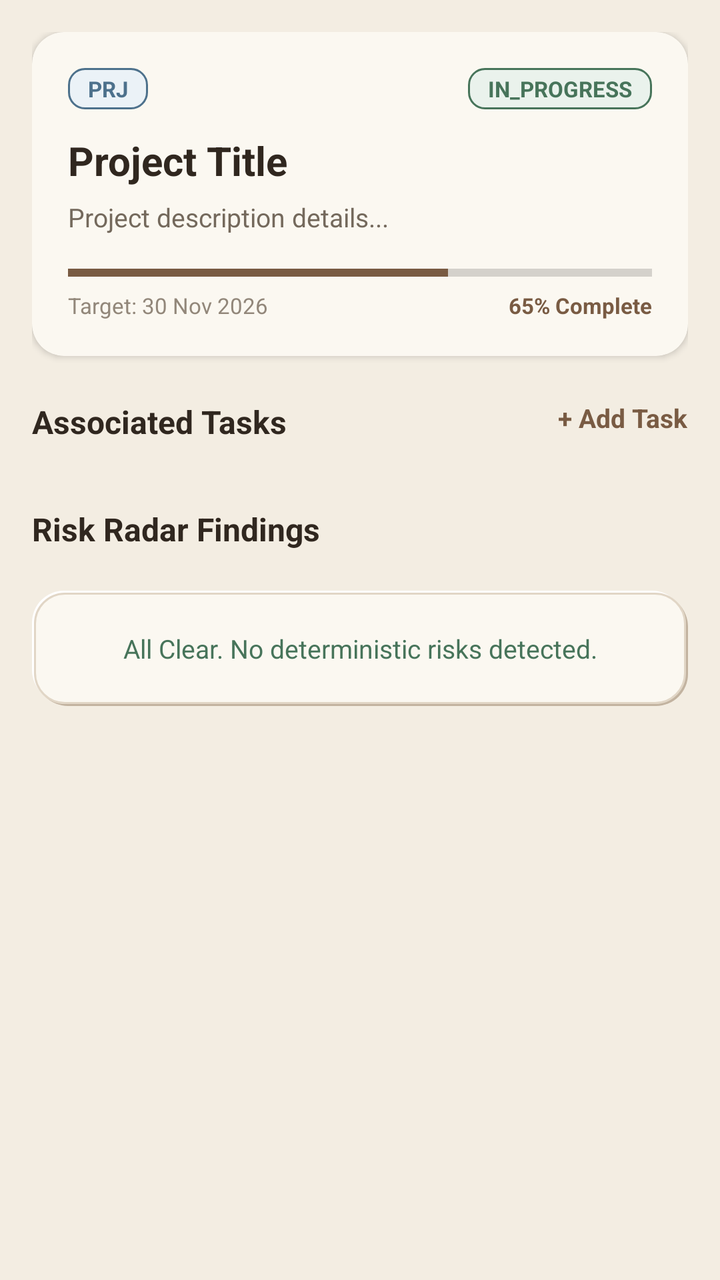
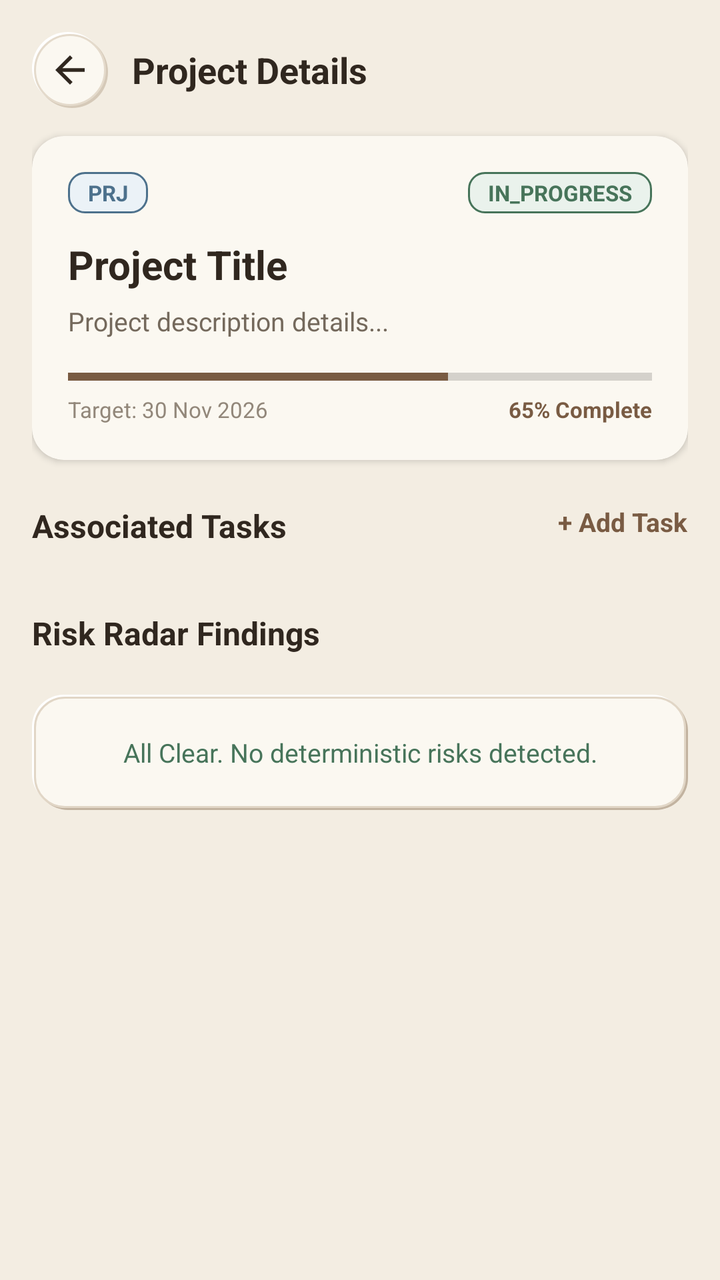

The first picture is an Android layout as it rendered before a commit; the second is the same layout after the commit. The layout source and the unified diff follow.
<!-- AndroidManifest.xml: application theme Theme.ProjectFlow -->
<!-- res/layout/activity_project_details.xml -->
<?xml version="1.0" encoding="utf-8"?>
<androidx.coordinatorlayout.widget.CoordinatorLayout xmlns:android="http://schemas.android.com/apk/res/android"
    xmlns:app="http://schemas.android.com/apk/res-auto"
    android:layout_width="match_parent"
    android:layout_height="match_parent"
    android:background="@color/earth_bg">

    <ScrollView
        android:layout_width="match_parent"
        android:layout_height="match_parent"
        android:fillViewport="true">

        <LinearLayout
            android:layout_width="match_parent"
            android:layout_height="wrap_content"
            android:orientation="vertical"
            android:padding="16dp">

            
            <androidx.cardview.widget.CardView
                android:layout_width="match_parent"
                android:layout_height="wrap_content"
                app:cardBackgroundColor="@color/earth_surface"
                app:cardCornerRadius="16dp"
                app:cardElevation="2dp">

                <LinearLayout
                    android:layout_width="match_parent"
                    android:layout_height="wrap_content"
                    android:orientation="vertical"
                    android:padding="18dp">

                    <RelativeLayout
                        android:layout_width="match_parent"
                        android:layout_height="wrap_content">

                        <TextView
                            android:id="@+id/tvProjectCode"
                            android:layout_width="wrap_content"
                            android:layout_height="wrap_content"
                            android:background="@drawable/bg_badge_info"
                            android:paddingHorizontal="10dp"
                            android:paddingVertical="3dp"
                            android:text="PRJ"
                            android:textColor="@color/earth_info"
                            android:textSize="11sp"
                            android:textStyle="bold" />

                        <TextView
                            android:id="@+id/tvProjectStatus"
                            android:layout_width="wrap_content"
                            android:layout_height="wrap_content"
                            android:layout_alignParentEnd="true"
                            android:background="@drawable/bg_badge_success"
                            android:paddingHorizontal="10dp"
                            android:paddingVertical="3dp"
                            android:text="IN_PROGRESS"
                            android:textColor="@color/earth_success"
                            android:textSize="11sp"
                            android:textStyle="bold" />
                    </RelativeLayout>

                    <TextView
                        android:id="@+id/tvProjectName"
                        android:layout_width="wrap_content"
                        android:layout_height="wrap_content"
                        android:layout_marginTop="12dp"
                        android:text="Project Title"
                        android:textColor="@color/text_main"
                        android:textSize="20sp"
                        android:textStyle="bold" />

                    <TextView
                        android:id="@+id/tvProjectDesc"
                        android:layout_width="wrap_content"
                        android:layout_height="wrap_content"
                        android:layout_marginTop="6dp"
                        android:text="Project description details..."
                        android:textColor="@color/text_secondary"
                        android:textSize="13sp" />

                    <ProgressBar
                        android:id="@+id/pbProjectProgress"
                        style="?android:attr/progressBarStyleHorizontal"
                        android:layout_width="match_parent"
                        android:layout_height="6dp"
                        android:layout_marginTop="16dp"
                        android:progress="65"
                        android:progressTint="@color/primary_earth" />

                    <RelativeLayout
                        android:layout_width="match_parent"
                        android:layout_height="wrap_content"
                        android:layout_marginTop="6dp">

                        <TextView
                            android:id="@+id/tvTargetDate"
                            android:layout_width="wrap_content"
                            android:layout_height="wrap_content"
                            android:text="Target: 30 Nov 2026"
                            android:textColor="@color/text_muted"
                            android:textSize="11sp" />

                        <TextView
                            android:id="@+id/tvProgressPercent"
                            android:layout_width="wrap_content"
                            android:layout_height="wrap_content"
                            android:layout_alignParentEnd="true"
                            android:text="65% Complete"
                            android:textColor="@color/primary_earth"
                            android:textSize="11sp"
                            android:textStyle="bold" />
                    </RelativeLayout>

                </LinearLayout>
            </androidx.cardview.widget.CardView>

            
            <RelativeLayout
                android:layout_width="match_parent"
                android:layout_height="wrap_content"
                android:layout_marginTop="22dp">

                <TextView
                    android:layout_width="wrap_content"
                    android:layout_height="wrap_content"
                    android:layout_alignParentStart="true"
                    android:text="Associated Tasks"
                    android:textColor="@color/text_main"
                    android:textSize="16sp"
                    android:textStyle="bold" />

                <TextView
                    android:id="@+id/btnAddTask"
                    android:layout_width="wrap_content"
                    android:layout_height="wrap_content"
                    android:layout_alignParentEnd="true"
                    android:text="+ Add Task"
                    android:textColor="@color/primary_earth"
                    android:textSize="13sp"
                    android:textStyle="bold" />
            </RelativeLayout>

            <androidx.recyclerview.widget.RecyclerView
                android:id="@+id/rvProjectTasks"
                android:layout_width="match_parent"
                android:layout_height="wrap_content"
                android:layout_marginTop="10dp"
                android:nestedScrollingEnabled="false" />

            <TextView
                android:id="@+id/tvEmptyTasks"
                android:layout_width="match_parent"
                android:layout_height="wrap_content"
                android:layout_marginTop="10dp"
                android:background="@drawable/bg_card_earth"
                android:gravity="center"
                android:padding="20dp"
                android:text="No tasks assigned to this project yet."
                android:textColor="@color/text_secondary"
                android:textSize="13sp"
                android:visibility="gone" />

            
            <TextView
                android:layout_width="wrap_content"
                android:layout_height="wrap_content"
                android:layout_marginTop="22dp"
                android:text="Risk Radar Findings"
                android:textColor="@color/text_main"
                android:textSize="16sp"
                android:textStyle="bold" />

            <androidx.recyclerview.widget.RecyclerView
                android:id="@+id/rvProjectRisks"
                android:layout_width="match_parent"
                android:layout_height="wrap_content"
                android:layout_marginTop="10dp"
                android:nestedScrollingEnabled="false" />

            <TextView
                android:id="@+id/tvEmptyRisks"
                android:layout_width="match_parent"
                android:layout_height="wrap_content"
                android:layout_marginTop="10dp"
                android:background="@drawable/bg_card_earth"
                android:gravity="center"
                android:padding="20dp"
                android:text="All Clear. No deterministic risks detected."
                android:textColor="@color/earth_success"
                android:textSize="13sp" />

        </LinearLayout>
    </ScrollView>
</androidx.coordinatorlayout.widget.CoordinatorLayout>
<!-- resources referenced by this layout -->
<resources>
  <color name="earth_bg">#F3EDE2</color>
  <color name="earth_info">#4D718C</color>
  <color name="earth_success">#47745A</color>
  <color name="earth_surface">#FBF8F1</color>
  <color name="primary_earth">#795B43</color>
  <color name="text_main">#30271F</color>
  <color name="text_muted">#92877A</color>
  <color name="text_secondary">#74695C</color>
  <!-- drawable bg_badge_info (drawable) -->
  <?xml version="1.0" encoding="utf-8"?>
  <shape xmlns:android="http://schemas.android.com/apk/res/android"
      android:shape="rectangle">
      <corners android:radius="8dp" />
      <solid android:color="@color/earth_info_light" />
      <stroke
          android:width="1dp"
          android:color="@color/earth_info" />
  </shape>
  <!-- drawable bg_badge_success (drawable) -->
  <?xml version="1.0" encoding="utf-8"?>
  <shape xmlns:android="http://schemas.android.com/apk/res/android"
      android:shape="rectangle">
      <corners android:radius="8dp" />
      <solid android:color="@color/earth_success_light" />
      <stroke
          android:width="1dp"
          android:color="@color/earth_success" />
  </shape>
  <color name="earth_info_light">#EBF2F7</color>
  <color name="earth_success_light">#EAF2EC</color>
  <color name="neu_shadow_deep">#C2B3A0</color>
  <color name="neu_highlight">#FFFFFFFF</color>
  <color name="earth_border">#E1D6C6</color>
  <color name="deep_earth">#493628</color>
  <color name="earth_raised">#FFFDF8</color>
  <color name="muted_clay">#B69A78</color>
  <color name="secondary_sand">#D9C9B2</color>
  <!-- unchanged entries left out for length: 2 -->
</resources>

<!-- the commit's change to res/layout/activity_project_details.xml (unified diff, before → after) -->
@@ -3,6 +3,7 @@
     xmlns:app="http://schemas.android.com/apk/res-auto"
     android:layout_width="match_parent"
     android:layout_height="match_parent"
+    android:fitsSystemWindows="true"
     android:background="@color/earth_bg">
 
     <ScrollView
@@ -15,6 +16,35 @@
             android:layout_height="wrap_content"
             android:orientation="vertical"
             android:padding="16dp">
+
+            
+            <LinearLayout
+                android:layout_width="match_parent"
+                android:layout_height="wrap_content"
+                android:orientation="horizontal"
+                android:gravity="center_vertical"
+                android:layout_marginBottom="14dp">
+
+                <ImageView
+                    android:id="@+id/btnBackProjectDetails"
+                    android:layout_width="38dp"
+                    android:layout_height="38dp"
+                    android:background="@drawable/bg_neu_circle"
+                    android:clickable="true"
+                    android:focusable="true"
+                    android:padding="8dp"
+                    android:src="@drawable/ic_arrow_back"
+                    app:tint="@color/text_main" />
+
+                <TextView
+                    android:layout_width="wrap_content"
+                    android:layout_height="wrap_content"
+                    android:layout_marginStart="12dp"
+                    android:text="Project Details"
+                    android:textColor="@color/text_main"
+                    android:textSize="18sp"
+                    android:textStyle="bold" />
+            </LinearLayout>
 
             
             <androidx.cardview.widget.CardView
<!-- resource entries referenced after the edit -->
@@ -28,11 +28,58 @@
           android:width="1dp"
           android:color="@color/earth_success" />
   </shape>
+  <!-- drawable bg_neu_circle (drawable) -->
+  <?xml version="1.0" encoding="utf-8"?>
+  <layer-list xmlns:android="http://schemas.android.com/apk/res/android">
+      <item
+          android:left="2dp"
+          android:top="2dp"
+          android:right="0dp"
+          android:bottom="0dp">
+          <shape android:shape="oval">
+              <solid android:color="@color/neu_shadow_soft" />
+          </shape>
+      </item>
+      <item
+          android:left="0dp"
+          android:top="0dp"
+          android:right="2dp"
+          android:bottom="2dp">
+          <shape android:shape="oval">
+              <solid android:color="@color/neu_highlight" />
+          </shape>
+      </item>
+      <item
+          android:left="1dp"
+          android:top="1dp"
+          android:right="1dp"
+          android:bottom="1dp">
+          <shape android:shape="oval">
+              <solid android:color="@color/neu_surface" />
+              <stroke
+                  android:width="1dp"
+                  android:color="@color/neu_border" />
+          </shape>
+      </item>
+  </layer-list>
+  <!-- drawable ic_arrow_back (drawable) -->
+  <vector xmlns:android="http://schemas.android.com/apk/res/android"
+      android:width="24dp"
+      android:height="24dp"
+      android:viewportWidth="24"
+      android:viewportHeight="24">
+    <path
+        android:fillColor="#292D28"
+        android:pathData="M20,11H7.83l5.59,-5.59L12,4l-8,8 8,8 1.41,-1.41L7.83,13H20v-2z"/>
+  </vector>
   <color name="earth_info_light">#EBF2F7</color>
   <color name="earth_success_light">#EAF2EC</color>
   <color name="neu_shadow_deep">#C2B3A0</color>
   <color name="neu_highlight">#FFFFFFFF</color>
   <color name="earth_border">#E1D6C6</color>
+  <color name="neu_shadow_soft">#D5C9B8</color>
+  <color name="neu_surface">#FBF8F1</color>
+  <color name="neu_border">#E4DACB</color>
   <color name="deep_earth">#493628</color>
   <color name="earth_raised">#FFFDF8</color>
   <color name="muted_clay">#B69A78</color>
